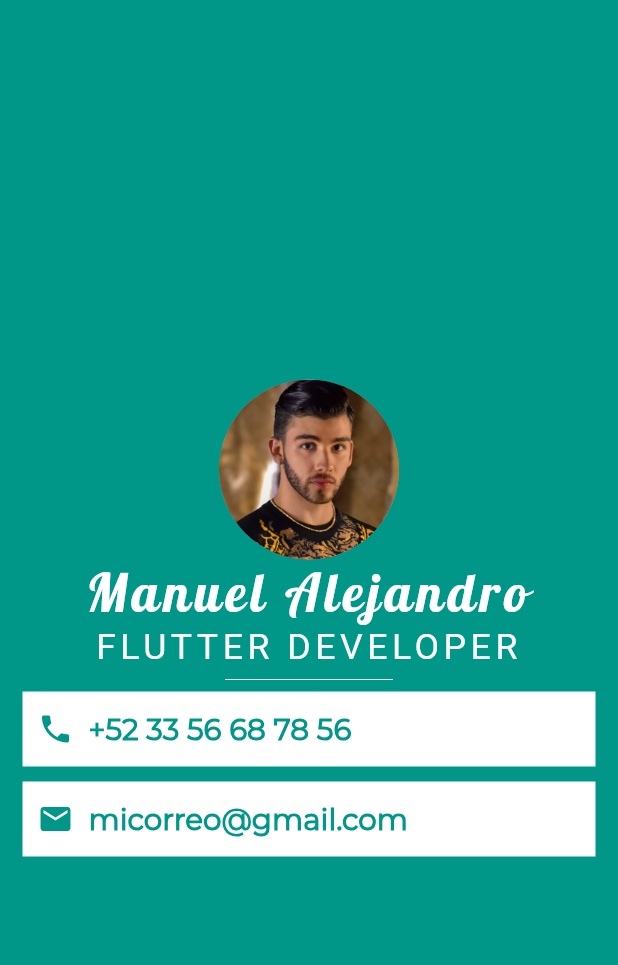
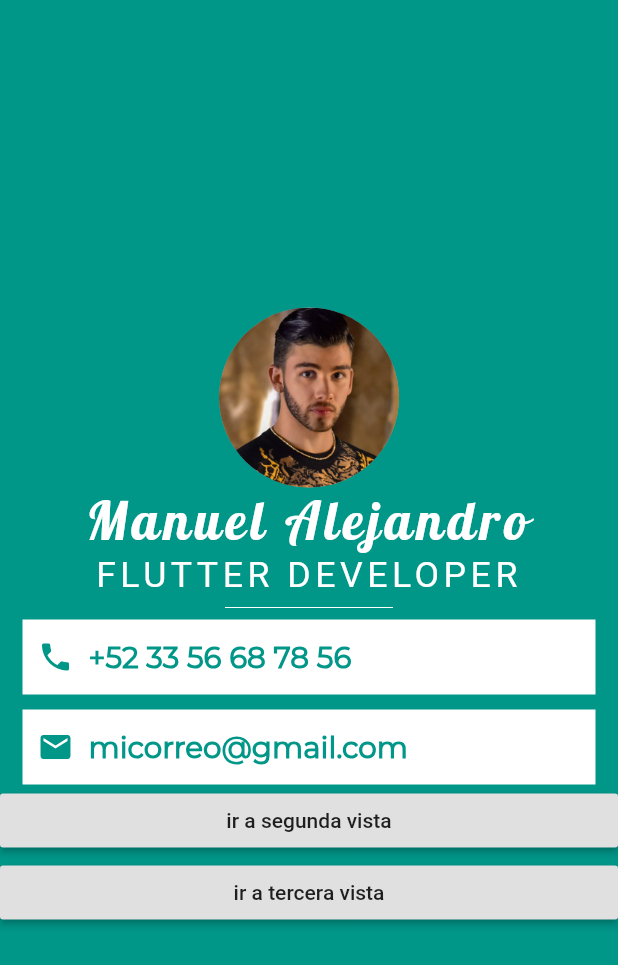
Before and after one commit to malejandros/ejemplo1_flutter, a Flutter app: the screen it shows after launch, on a phone screen of 412 x 824 dp. Shown: the top 965 px of the screen. Run offline on Flutter 3.47's test engine with Material 2 defaults, Android fonts, the phone set to English and light mode, and no system bars.

```diff
--- a/lib/main.dart
+++ b/lib/main.dart
@@ -1,3 +1,6 @@
+import 'package:ejemplo1/primera_vista.dart';
+import 'package:ejemplo1/segunda_vista.dart';
+import 'package:ejemplo1/tercera_vista.dart';
 import 'package:flutter/material.dart';
 
 void main() {
@@ -5,94 +8,16 @@ void main() {
 }
 
 class MyCard extends StatelessWidget {
-  final String puesto = 'Flutter developer';
-
   @override
   Widget build(BuildContext context) {
     return MaterialApp(
-      home: Scaffold(
-        backgroundColor: Colors.teal,
-        body: Column(
-          mainAxisAlignment: MainAxisAlignment.center,
-          crossAxisAlignment: CrossAxisAlignment.stretch,
-          children: <Widget>[
-            Center(
-              child: CircleAvatar(
-                radius: 60.0,
-                backgroundColor: Colors.grey,
-                backgroundImage: AssetImage('assets/images/manuel.png'),
-              ),
-            ),
-            Text(
-              'Manuel Alejandro',
-              textAlign: TextAlign.center,
-              textScaleFactor: 2.5,
-              style: TextStyle(
-                color: Colors.white,
-                fontFamily: 'Lobster',
-                letterSpacing: 3.0,
-              ),
-            ),
-            Text(
-              puesto.toUpperCase(),
-              textAlign: TextAlign.center,
-              textScaleFactor: 1.7,
-              style: TextStyle(
-                color: Colors.white,
-                letterSpacing: 3.0,
-              ),
-            ),
-            Padding(
-              padding: const EdgeInsets.symmetric(horizontal: 150.0),
-              child: Divider(
-                color: Colors.white,
-              ),
-            ),
-            generadorCard(
-              texto: '+52 33 56 68 78 56',
-              icono: Icons.phone,
-            ),
-            SizedBox(
-              height: 10.0,
-            ),
-            generadorCard(
-              texto: 'micorreo@gmail.com',
-              icono: Icons.mail,
-            ),
-          ],
-        ),
-      ),
-    );
-  }
-
-  Widget generadorCard({String texto, IconData icono}) {
-    return Container(
-      margin: const EdgeInsets.symmetric(horizontal: 15.0),
-      height: 50.0,
-      color: Colors.white,
-      child: Row(
-        children: <Widget>[
-          SizedBox(
-            width: 10.0,
-          ),
-          Icon(
-            icono,
-            color: Colors.teal,
-          ),
-          SizedBox(
-            width: 10.0,
-          ),
-          Text(
-            texto,
-            style: TextStyle(
-              color: Colors.teal,
-              fontWeight: FontWeight.bold,
-              fontFamily: 'Montserrat',
-            ),
-            textScaleFactor: 1.4,
-          ),
-        ],
-      ),
+      // home: PrimeraVista(),
+      initialRoute: '/',
+      routes: {
+        '/': (context) => PrimeraVista(),
+        '/segunda': (context) => SegundaVista(),
+        '/tercera': (context) => Tercera(),
+      },
     );
   }
 }
--- /dev/null
+++ b/lib/primera_vista.dart
@@ -0,0 +1,109 @@
+// import 'package:ejemplo1/segunda_vista.dart';
+// import 'package:ejemplo1/tercera_vista.dart';
+import 'package:flutter/material.dart';
+
+class PrimeraVista extends StatelessWidget {
+  final String puesto = 'Flutter developer';
+  @override
+  Widget build(BuildContext context) {
+    return Scaffold(
+      backgroundColor: Colors.teal,
+      body: Column(
+        mainAxisAlignment: MainAxisAlignment.center,
+        crossAxisAlignment: CrossAxisAlignment.stretch,
+        children: <Widget>[
+          Center(
+            child: CircleAvatar(
+              radius: 60.0,
+              backgroundColor: Colors.grey,
+              backgroundImage: AssetImage('assets/images/manuel.png'),
+            ),
+          ),
+          Text(
+            'Manuel Alejandro',
+            textAlign: TextAlign.center,
+            textScaleFactor: 2.5,
+            style: TextStyle(
+              color: Colors.white,
+              fontFamily: 'Lobster',
+              letterSpacing: 3.0,
+            ),
+          ),
+          Text(
+            puesto.toUpperCase(),
+            textAlign: TextAlign.center,
+            textScaleFactor: 1.7,
+            style: TextStyle(
+              color: Colors.white,
+              letterSpacing: 3.0,
+            ),
+          ),
+          Padding(
+            padding: const EdgeInsets.symmetric(horizontal: 150.0),
+            child: Divider(
+              color: Colors.white,
+            ),
+          ),
+          generadorCard(
+            texto: '+52 33 56 68 78 56',
+            icono: Icons.phone,
+          ),
+          SizedBox(
+            height: 10.0,
+          ),
+          generadorCard(
+            texto: 'micorreo@gmail.com',
+            icono: Icons.mail,
+          ),
+          RaisedButton(
+            onPressed: () {
+              Navigator.pushNamed(context, '/segunda');
+              // Navigator.push(context,
+              //     MaterialPageRoute(builder: (context) => SegundaVista()));
+            },
+            child: Text('ir a segunda vista'),
+          ),
+          RaisedButton(
+            onPressed: () {
+              Navigator.pushNamed(context, '/tercera');
+              // Navigator.push(
+              //     context, MaterialPageRoute(builder: (context) => Tercera()));
+            },
+            child: Text('ir a tercera vista'),
+          ),
+        ],
+      ),
+    );
+  }
+
+  Widget generadorCard({String texto, IconData icono}) {
+    return Container(
+      margin: const EdgeInsets.symmetric(horizontal: 15.0),
+      height: 50.0,
+      color: Colors.white,
+      child: Row(
+        children: <Widget>[
+          SizedBox(
+            width: 10.0,
+          ),
+          Icon(
+            icono,
+            color: Colors.teal,
+          ),
+          SizedBox(
+            width: 10.0,
+          ),
+          Text(
+            texto,
+            style: TextStyle(
+              color: Colors.teal,
+              fontWeight: FontWeight.bold,
+              fontFamily: 'Montserrat',
+            ),
+            textScaleFactor: 1.4,
+          ),
+        ],
+      ),
+    );
+  }
+}
```
Also changed, not shown: lib/segunda_vista.dart (added, +33 -0 lines), lib/tercera_vista.dart (added, +41 -0 lines).
